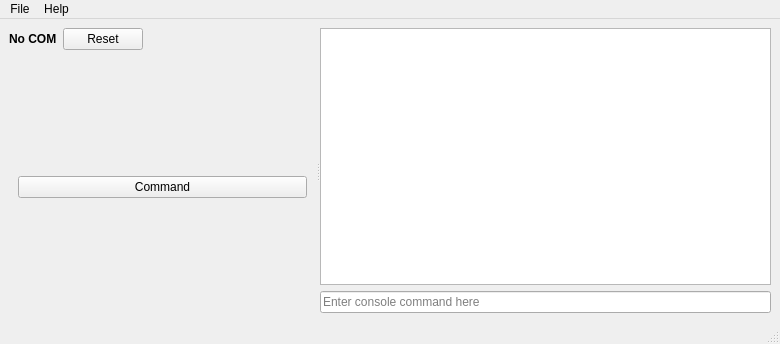
Kreyl/armlet, file MeshConsole/PillControl.ui: the form before one commit.
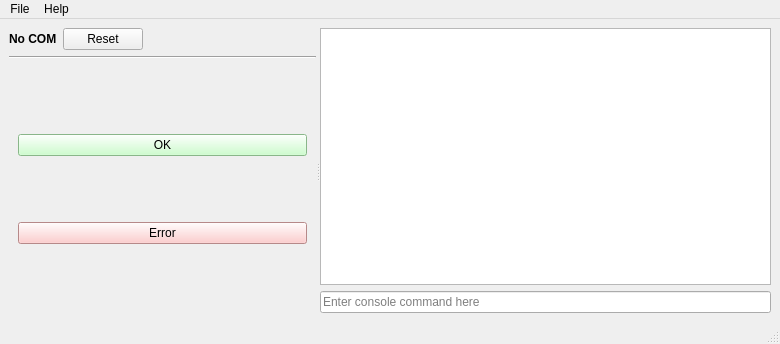
The form after the commit. Icons and pictures are not drawn. Custom widgets are drawn as their Qt base class.

Commit message: PillControl operational draft MeshConsole minor fixes

Diff of the .ui file:
```diff
--- a/MeshConsole/PillControl.ui
+++ b/MeshConsole/PillControl.ui
@@ -79,10 +79,14 @@
          </layout>
         </item>
         <item>
-         <widget class="Line" name="leftLine"/>
+         <widget class="Line" name="leftLine">
+          <property name="orientation">
+           <enum>Qt::Horizontal</enum>
+          </property>
+         </widget>
         </item>
         <item>
-         <widget class="QWidget" name="buttonWidget" native="true">
+         <widget class="CommandButtonWidget" name="commandButtonWidget" native="true">
           <property name="sizePolicy">
            <sizepolicy hsizetype="Preferred" vsizetype="MinimumExpanding">
             <horstretch>0</horstretch>
@@ -95,8 +99,21 @@
              <property name="enabled">
               <bool>true</bool>
              </property>
+             <property name="styleSheet">
+              <string notr="true">background: rgb(192, 255, 192)</string>
+             </property>
              <property name="text">
-              <string>Command</string>
+              <string>OK</string>
+             </property>
+            </widget>
+           </item>
+           <item>
+            <widget class="CommandButton" name="errorButton">
+             <property name="styleSheet">
+              <string notr="true">background: rgb(255, 192, 192)</string>
+             </property>
+             <property name="text">
+              <string>Error</string>
              </property>
             </widget>
            </item>
@@ -203,6 +220,12 @@
    <extends>QPushButton</extends>
    <header>PillControl</header>
   </customwidget>
+  <customwidget>
+   <class>CommandButtonWidget</class>
+   <extends>QWidget</extends>
+   <header>PillControl</header>
+   <container>1</container>
+  </customwidget>
  </customwidgets>
  <resources/>
  <connections>
```
Left out of the diff: 2 changed lines with no effect on the pictures. The commit also changes 7 other files.
